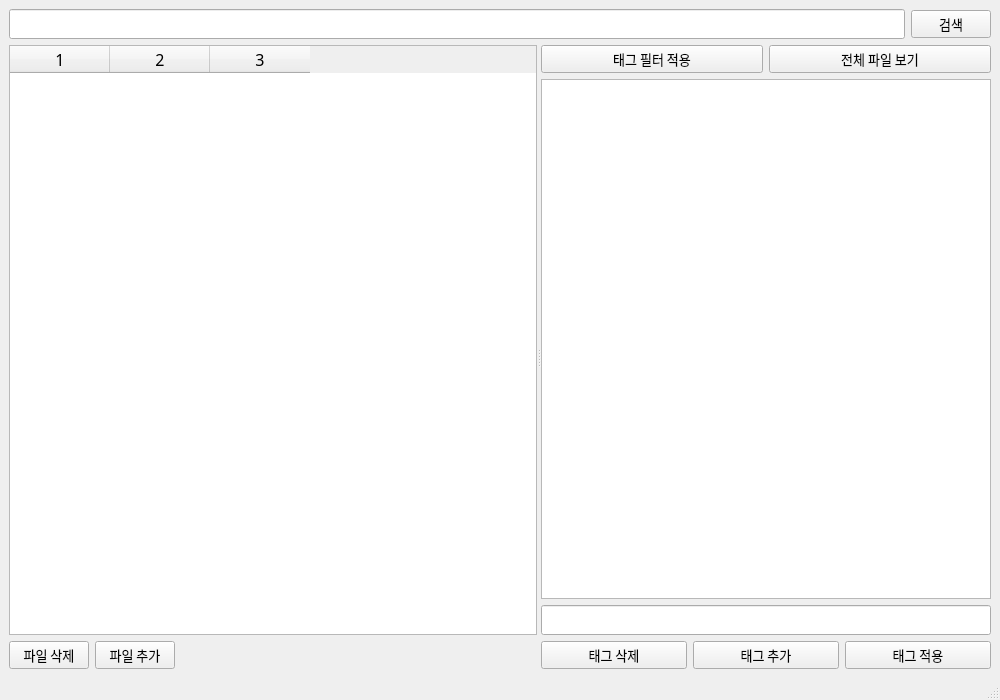
Before: the Qt Designer form MainWindow.ui in PKTOSE/Find_It_SSU, drawn with Qt 5.
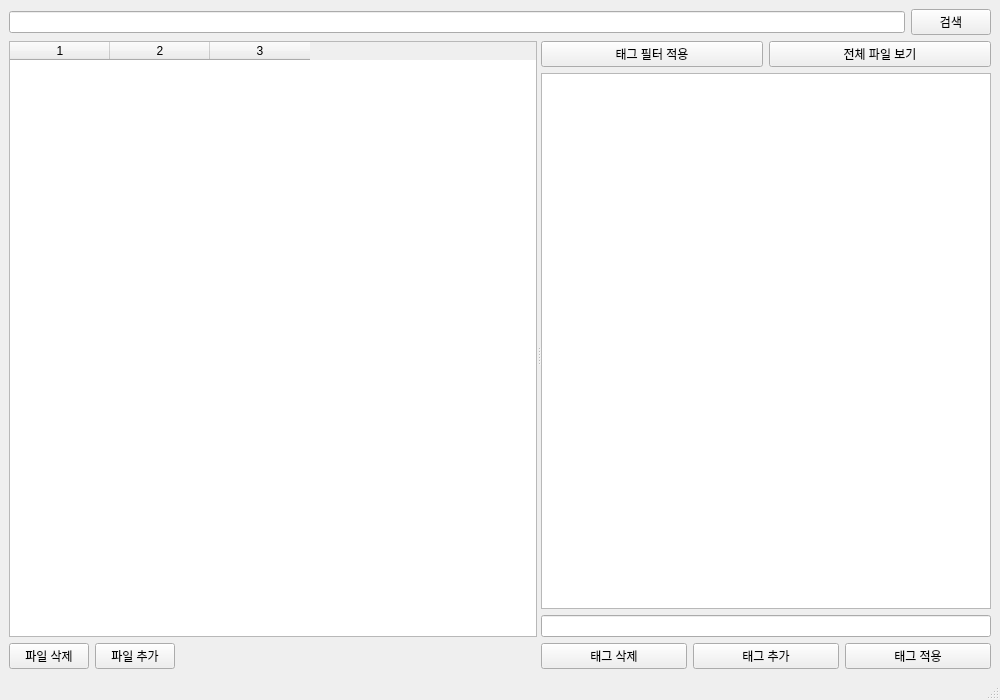
After: the same form once the commit is applied.

```diff
--- a/MainWindow.ui
+++ b/MainWindow.ui
@@ -31,12 +31,6 @@
      <layout class="QHBoxLayout" name="searchHorizontalLayout">
       <item>
        <widget class="QLineEdit" name="searchLineEdit">
-        <property name="font">
-         <font>
-          <family>나눔스퀘어라운드OTF</family>
-          <pointsize>11</pointsize>
-         </font>
-        </property>
         <property name="whatsThis">
          <string/>
         </property>
@@ -50,12 +44,6 @@
       </item>
       <item>
        <widget class="QPushButton" name="searchButton">
-        <property name="font">
-         <font>
-          <family>강한공군체</family>
-          <pointsize>10</pointsize>
-         </font>
-        </property>
         <property name="text">
          <string>검색</string>
         </property>
@@ -90,12 +78,6 @@
             <height>0</height>
            </size>
           </property>
-          <property name="font">
-           <font>
-            <family>나눔스퀘어라운드OTF</family>
-            <pointsize>12</pointsize>
-           </font>
-          </property>
           <property name="columnCount">
            <number>3</number>
           </property>
@@ -108,12 +90,6 @@
          <layout class="QHBoxLayout" name="horizontalLayout">
           <item>
            <widget class="QPushButton" name="deleteFileButton">
-            <property name="font">
-             <font>
-              <family>강한공군체</family>
-              <pointsize>10</pointsize>
-             </font>
-            </property>
             <property name="text">
              <string>파일 삭제</string>
             </property>
@@ -121,12 +97,6 @@
           </item>
           <item>
            <widget class="QPushButton" name="addFileButton">
-            <property name="font">
-             <font>
-              <family>강한공군체</family>
-              <pointsize>10</pointsize>
-             </font>
-            </property>
             <property name="text">
              <string>파일 추가</string>
             </property>
@@ -155,12 +125,6 @@
          <layout class="QHBoxLayout" name="horizontalLayout_2">
           <item>
            <widget class="QPushButton" name="applyTagFilterButton">
-            <property name="font">
-             <font>
-              <family>강한공군체</family>
-              <pointsize>10</pointsize>
-             </font>
-            </property>
             <property name="text">
              <string>태그 필터 적용</string>
             </property>
@@ -168,12 +132,6 @@
           </item>
           <item>
            <widget class="QPushButton" name="showAllFilesButton">
-            <property name="font">
-             <font>
-              <family>강한공군체</family>
-              <pointsize>10</pointsize>
-             </font>
-            </property>
             <property name="text">
              <string>전체 파일 보기</string>
             </property>
@@ -195,12 +153,6 @@
             <height>16777215</height>
            </size>
           </property>
-          <property name="font">
-           <font>
-            <family>나눔스퀘어라운드OTF</family>
-            <pointsize>14</pointsize>
-           </font>
-          </property>
           <property name="selectionMode">
            <enum>QAbstractItemView::SelectionMode::MultiSelection</enum>
           </property>
@@ -214,12 +166,6 @@
             <verstretch>0</verstretch>
            </sizepolicy>
           </property>
-          <property name="font">
-           <font>
-            <family>나눔스퀘어라운드OTF</family>
-            <pointsize>11</pointsize>
-           </font>
-          </property>
           <property name="cursor">
            <cursorShape>IBeamCursor</cursorShape>
           </property>
@@ -229,12 +175,6 @@
          <layout class="QHBoxLayout" name="horizontalLayout_4">
           <item>
            <widget class="QPushButton" name="deleteTagButton">
-            <property name="font">
-             <font>
-              <family>강한공군체</family>
-              <pointsize>10</pointsize>
-             </font>
-            </property>
             <property name="text">
              <string>태그 삭제</string>
             </property>
@@ -242,12 +182,6 @@
           </item>
           <item>
            <widget class="QPushButton" name="addTagButton">
-            <property name="font">
-             <font>
-              <family>강한공군체</family>
-              <pointsize>10</pointsize>
-             </font>
-            </property>
             <property name="text">
              <string>태그 추가</string>
             </property>
@@ -255,12 +189,6 @@
           </item>
           <item>
            <widget class="QPushButton" name="applyTagsButton">
-            <property name="font">
-             <font>
-              <family>강한공군체</family>
-              <pointsize>10</pointsize>
-             </font>
-            </property>
             <property name="text">
              <string>태그 적용</string>
             </property>
```
